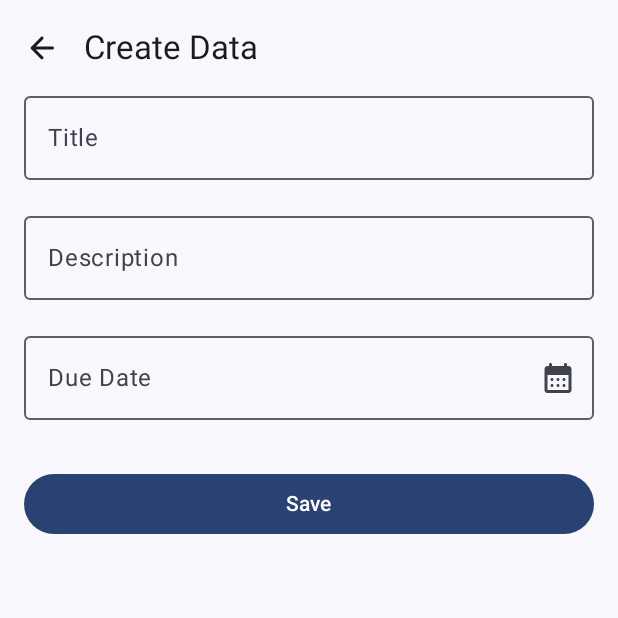
After one commit to irlfdyh/Ubersnap-TodoApp, an Android app built with Jetpack Compose: the composable TodoModificationScreen shown on its own in the app's theme, on a phone screen of 412 x 824 dp, the top half of it. The commit adds this screen. Run offline under Robolectric (Android 15) with nearby library versions, the phone set to English and light mode, and no system bars; our stand-ins replace Dagger/Hilt's generated code, Room's generated code, Timber.

Commit message:
ui: feature: modifier: implement ui and state using view model

```diff
--- /dev/null
+++ b/app/src/main/java/com/ubersnap/challange/todo/app/ui/feature/modification/TodoModificationScreen.kt
@@ -0,0 +1,220 @@
+package com.ubersnap.challange.todo.app.ui.feature.modification
+
+import androidx.compose.foundation.interaction.MutableInteractionSource
+import androidx.compose.foundation.interaction.collectIsPressedAsState
+import androidx.compose.foundation.layout.Arrangement
+import androidx.compose.foundation.layout.Column
+import androidx.compose.foundation.layout.Row
+import androidx.compose.foundation.layout.WindowInsets
+import androidx.compose.foundation.layout.WindowInsetsSides
+import androidx.compose.foundation.layout.fillMaxSize
+import androidx.compose.foundation.layout.fillMaxWidth
+import androidx.compose.foundation.layout.only
+import androidx.compose.foundation.layout.padding
+import androidx.compose.foundation.layout.systemBars
+import androidx.compose.foundation.layout.windowInsetsPadding
+import androidx.compose.material.icons.Icons
+import androidx.compose.material.icons.rounded.ArrowBack
+import androidx.compose.material.icons.rounded.CalendarMonth
+import androidx.compose.material.icons.rounded.Delete
+import androidx.compose.material3.Button
+import androidx.compose.material3.DatePicker
+import androidx.compose.material3.DatePickerDialog
+import androidx.compose.material3.ExperimentalMaterial3Api
+import androidx.compose.material3.Icon
+import androidx.compose.material3.IconButton
+import androidx.compose.material3.OutlinedTextField
+import androidx.compose.material3.Scaffold
+import androidx.compose.material3.Text
+import androidx.compose.material3.TextButton
+import androidx.compose.material3.TopAppBar
+import androidx.compose.material3.TopAppBarDefaults
+import androidx.compose.material3.rememberDatePickerState
+import androidx.compose.runtime.Composable
+import androidx.compose.runtime.LaunchedEffect
+import androidx.compose.runtime.getValue
+import androidx.compose.runtime.mutableStateOf
+import androidx.compose.runtime.remember
+import androidx.compose.runtime.setValue
+import androidx.compose.ui.Modifier
+import androidx.compose.ui.input.nestedscroll.nestedScroll
+import androidx.compose.ui.res.stringResource
+import androidx.compose.ui.unit.dp
+import androidx.hilt.navigation.compose.hiltViewModel
+import com.ubersnap.challange.todo.app.R
+import com.ubersnap.challange.todo.app.util.asDateFormat
+
+@Composable
+fun TodoModificationScreen(
+    viewModel: TodoModificationViewModel = hiltViewModel(),
+    todoId: Long? = null,
+    onNavigateUp: () -> Unit = { }
+) {
+    LaunchedEffect(key1 = Unit, block = {
+        viewModel.setupTodoId(todoId)
+    })
+    TodoModificationScreenUi(
+        uiMode = viewModel.uiMode,
+        onNavigateUp = onNavigateUp,
+        onDeleteAction = viewModel::onDeleteAction,
+        onSaveAction = viewModel::onSaveAction,
+        title = viewModel.title,
+        onTitleUpdate = viewModel::onTitleUpdate,
+        description = viewModel.description,
+        onDescriptionUpdate = viewModel::onDescriptionUpdate,
+        dueDate = viewModel.dueDate,
+        onDueDateUpdate = viewModel::onDueDateUpdate
+    )
+}
+
+@OptIn(ExperimentalMaterial3Api::class)
+@Composable
+private fun TodoModificationScreenUi(
+    uiMode: UiMode,
+    onNavigateUp: () -> Unit = { },
+    onDeleteAction: () -> Unit = { },
+    onSaveAction: () -> Unit = { },
+    title: String,
+    onTitleUpdate: (String) -> Unit = { },
+    description: String,
+    onDescriptionUpdate: (String) -> Unit = { },
+    dueDate: Long,
+    onDueDateUpdate: (Long) -> Unit = { },
+) {
+
+    val scrollBehavior = TopAppBarDefaults.pinnedScrollBehavior()
+
+    Scaffold(
+        modifier = Modifier
+            .fillMaxSize()
+            .nestedScroll(scrollBehavior.nestedScrollConnection)
+            .windowInsetsPadding(
+                WindowInsets.systemBars.only(WindowInsetsSides.Horizontal)
+            ),
+        topBar = {
+            TopAppBar(
+                title = {
+                    Text(
+                        text = if (uiMode == UiMode.UPDATE) {
+                            stringResource(id = R.string.str_update_data)
+                        } else {
+                            stringResource(id = R.string.str_create_data)
+                        }
+                    )
+                },
+                navigationIcon = {
+                    IconButton(onClick = onNavigateUp) {
+                        Icon(
+                            imageVector = Icons.Rounded.ArrowBack,
+                            contentDescription = stringResource(id = R.string.cd_navigate_up)
+                        )
+                    }
+                },
+                actions = {
+                    if (uiMode == UiMode.UPDATE) {
+                        IconButton(onClick = onDeleteAction) {
+                            Icon(
+                                imageVector = Icons.Rounded.Delete,
+                                contentDescription = stringResource(id = R.string.cd_delete_todo)
+                            )
+                        }
+                    }
+                },
+                scrollBehavior = scrollBehavior
+            )
+        }
+    ) { paddingValues ->
+
+        val interactionSource = remember { MutableInteractionSource() }
+        val isPressed by interactionSource.collectIsPressedAsState()
+        var showDatePicker by remember { mutableStateOf(false) }
+        val datePickerState = rememberDatePickerState(
+            initialSelectedDateMillis = System.currentTimeMillis()
+        )
+        if (isPressed) {
+           showDatePicker = true
+        }
+        if (showDatePicker) {
+            DatePickerDialog(
+                onDismissRequest = { showDatePicker = false },
+                confirmButton = {
+                    Row(modifier = Modifier.padding(8.dp)) {
+                        TextButton(
+                            onClick = {
+                                showDatePicker = false
+                            }
+                        ) {
+                            Text(text = stringResource(id = R.string.str_cancel))
+                        }
+                        TextButton(
+                            onClick = {
+                                onDueDateUpdate(datePickerState.selectedDateMillis ?: 0L)
+                                showDatePicker = false
+                            }
+                        ) {
+                            Text(text = stringResource(id = R.string.str_ok))
+                        }
+                    }
+                }
+            ) {
+                DatePicker(state = datePickerState)
+            }
+        }
+
+        Column(
+            modifier = Modifier
+                .padding(paddingValues)
+                .padding(horizontal = 16.dp),
+            verticalArrangement = Arrangement.spacedBy(16.dp)
+        ) {
+            OutlinedTextField(
+                value = title,
+                onValueChange = onTitleUpdate,
+                modifier = Modifier.fillMaxWidth(),
+                placeholder = {
+                    Text(text = stringResource(id = R.string.str_title))
+                }
+            )
+            OutlinedTextField(
+                value = description,
+                onValueChange = onDescriptionUpdate,
+                modifier = Modifier.fillMaxWidth(),
+                label = {
+                    Text(text = stringResource(id = R.string.str_description))
+                },
+                placeholder = {
+                    Text(text = stringResource(id = R.string.str_description))
+                }
+            )
+            OutlinedTextField(
+                value = if (dueDate != 0L) dueDate.asDateFormat() else "",
+                onValueChange = { },
+                modifier = Modifier.fillMaxWidth(),
+                readOnly = true,
+                label = {
+                    Text(text = stringResource(id = R.string.str_due_date))
+                },
+                placeholder = {
+                    Text(text = stringResource(id = R.string.str_due_date))
+                },
+                trailingIcon = {
+                    IconButton(onClick = { showDatePicker = true }) {
+                        Icon(
+                            imageVector = Icons.Rounded.CalendarMonth,
+                            contentDescription = stringResource(id = R.string.cd_pick_date)
+                        )
+                    }
+                },
+                interactionSource = interactionSource
+            )
+            Button(
+                onClick = onSaveAction,
+                modifier = Modifier
+                    .fillMaxWidth()
+                    .padding(top = 16.dp)
+            ) {
+                Text(text = stringResource(id = R.string.str_save))
+            }
+        }
+    }
+}
--- /dev/null
+++ b/app/src/main/java/com/ubersnap/challange/todo/app/ui/feature/modification/TodoModificationViewModel.kt
@@ -0,0 +1,91 @@
+package com.ubersnap.challange.todo.app.ui.feature.modification
+
+import androidx.compose.runtime.getValue
+import androidx.compose.runtime.mutableStateOf
+import androidx.compose.runtime.setValue
+import androidx.lifecycle.ViewModel
+import androidx.lifecycle.viewModelScope
+import com.ubersnap.challange.todo.app.data.Resource
+import com.ubersnap.challange.todo.app.data.repository.TodoRepository
+import com.ubersnap.challange.todo.app.util.valueOrZero
+import dagger.hilt.android.lifecycle.HiltViewModel
+import kotlinx.coroutines.Dispatchers
+import kotlinx.coroutines.launch
+import javax.inject.Inject
+
+@HiltViewModel
+class TodoModificationViewModel @Inject constructor(
+    private val repository: TodoRepository
+) : ViewModel() {
+
+    private var savedTodoId by mutableStateOf<Long?>(null)
+
+    var uiMode by mutableStateOf(UiMode.CREATE)
+        private set
+
+    var title by mutableStateOf("")
+        private set
+
+    fun onTitleUpdate(newTitle: String) {
+        title = newTitle
+    }
+
+    var description by mutableStateOf("")
+        private set
+
+    fun onDescriptionUpdate(newDescription: String) {
+        description = newDescription
+    }
+
+    var dueDate by mutableStateOf(0L)
+
+    fun onDueDateUpdate(newDueDate: Long) {
+        dueDate = newDueDate
+    }
+
+    fun setupTodoId(todoId: Long? = null) {
+        if (todoId != null && todoId != 0L) {
+            savedTodoId = todoId
+            uiMode = UiMode.UPDATE
+            getTodo()
+        }
+    }
+
+    fun onDeleteAction() {
+
+    }
+
+    fun onSaveAction() {
+
+    }
+
+    private fun getTodo() {
+        viewModelScope.launch(Dispatchers.IO) {
+            repository.getTodo(savedTodoId.valueOrZero()).let { resource ->
+                when (resource) {
+                    is Resource.Success -> {
+                        resource.data?.let { todo ->
+                            title = todo.title
+                            description = todo.description
+                            dueDate = todo.dueDate
+                        }
+                    }
+                    is Resource.Failed -> { }
+                }
+            }
+        }
+    }
+
+    fun createTodo() {
+
+    }
+
+    fun updateTodo() {
+
+    }
+
+    fun deleteTodo() {
+
+    }
+
+}
--- /dev/null
+++ b/app/src/main/java/com/ubersnap/challange/todo/app/ui/feature/modification/UiMode.kt
@@ -0,0 +1,5 @@
+package com.ubersnap.challange.todo.app.ui.feature.modification
+
+enum class UiMode {
+    CREATE, UPDATE
+}
--- a/app/src/main/java/com/ubersnap/challange/todo/app/util/Extension.kt
+++ b/app/src/main/java/com/ubersnap/challange/todo/app/util/Extension.kt
@@ -5,3 +5,6 @@ import com.ubersnap.challange.todo.app.entity.Todo
 
 fun List<TodoEntity>.asTodos(): List<Todo> =
     this.map { it.asTodo() }
+
+fun Long?.valueOrZero() =
+    this ?: 0L
--- a/app/src/main/res/values/strings.xml
+++ b/app/src/main/res/values/strings.xml
@@ -1,8 +1,21 @@
 <resources>
     <string name="app_name">Ubersnap Todo App</string>
+
     <string name="cd_add_todo">Add new todo</string>
+    <string name="cd_navigate_up">Back to the previous screen</string>
+    <string name="cd_delete_todo">Delete todo data</string>
+
     <string name="str_no_data_available">No data available</string>
     <string name="str_retry">Retry</string>
     <string name="str_get_data_failed">Failed when get data</string>
-    <string name="str_due_date">Due date</string>
+    <string name="str_due_date">Due Date</string>
+    <string name="str_update_data">Update Data</string>
+    <string name="str_create_data">Create Data</string>
+    <string name="str_title">Title</string>
+    <string name="str_description">Description</string>
+    <string name="str_save">Save</string>
+    <string name="cd_pick_date">Pick due date</string>
+    <string name="str_select">Select</string>
+    <string name="str_ok">OK</string>
+    <string name="str_cancel">Cancel</string>
 </resources>
```
Also changed, not shown: app/src/main/java/com/ubersnap/challange/todo/app/ui/AppDestination.kt (+0 -16 lines), app/src/main/java/com/ubersnap/challange/todo/app/ui/AppNavHost.kt (+6 -9 lines), app/src/main/java/com/ubersnap/challange/todo/app/ui/MainActivity.kt (+0 -8 lines).
